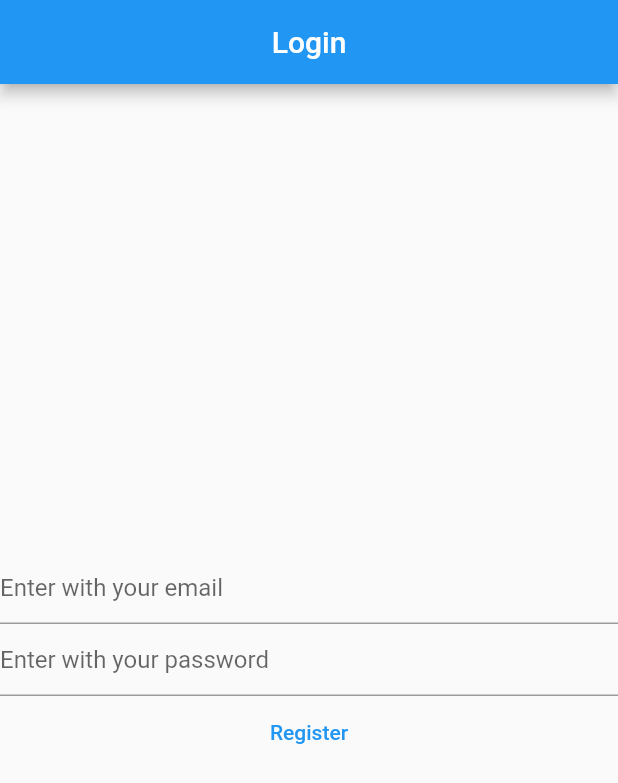
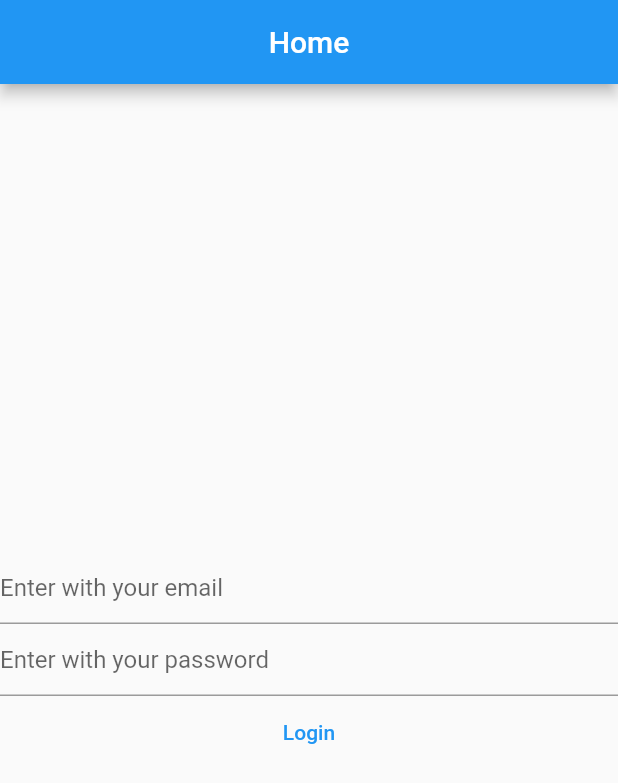
Before and after one commit to tiagoguiu/my_notes, a Flutter app: the screen it shows after launch, on a phone screen of 412 x 824 dp. Shown: the top 783 px of the screen. Run offline on Flutter 3.47's test engine with Material 2 defaults, Android fonts, the phone set to English and light mode, and no system bars; our stand-ins replace firebase_auth, firebase_core; accounts and stored records are empty.

Commit message:
step 16: finishing email verification view

```diff
--- a/lib/main.dart
+++ b/lib/main.dart
@@ -22,7 +22,7 @@ class MyApp extends StatelessWidget {
       theme: ThemeData(
         primarySwatch: Colors.blue,
       ),
-      home: const LoginView(),
+      home: const HomeView(),
     );
   }
 }
--- /dev/null
+++ b/lib/views/home_view.dart
@@ -0,0 +1,39 @@
+import 'package:firebase_auth/firebase_auth.dart';
+import 'package:firebase_core/firebase_core.dart';
+import 'package:flutter/material.dart';
+import 'package:vandad_flutter_course/views/login_view.dart';
+
+import '../firebase_options.dart';
+
+class HomeView extends StatelessWidget {
+  const HomeView({Key? key}) : super(key: key);
+
+  @override
+  Widget build(BuildContext context) {
+    return Scaffold(
+      appBar: AppBar(
+        title: const Text('Home'),
+        centerTitle: true,
+      ),
+      body: FutureBuilder(
+        future: Firebase.initializeApp(
+          options: DefaultFirebaseOptions.currentPlatform,
+        ),
+        builder: ((context, snapshot) {
+          switch (snapshot.connectionState) {
+            case ConnectionState.done:
+              final user = FirebaseAuth.instance.currentUser;
+              if (user?.emailVerified ?? false) {
+                print('THE USER IS VERIFIED');
+              } else {
+                return const LoginView();
+              }
+              return const Text('Done');
+            default:
+              return const Text('Loading');
+          }
+        }),
+      ),
+    );
+  }
+}
--- a/lib/views/login_view.dart
+++ b/lib/views/login_view.dart
@@ -28,20 +28,14 @@ class _LoginViewState extends State<LoginView> {
 
   @override
   Widget build(BuildContext context) {
-    return Scaffold(
-      appBar: AppBar(
-        title: const Text('Login'),
-        centerTitle: true,
-      ),
-      body: Column(
+    return Column(
       crossAxisAlignment: CrossAxisAlignment.center,
       mainAxisAlignment: MainAxisAlignment.center,
       children: [
         TextField(
           controller: emailController,
           keyboardType: TextInputType.emailAddress,
-            decoration:
-                const InputDecoration(hintText: 'Enter with your email'),
+          decoration: const InputDecoration(hintText: 'Enter with your email'),
         ),
         TextField(
           controller: passwordController,
@@ -52,7 +46,7 @@ class _LoginViewState extends State<LoginView> {
               const InputDecoration(hintText: 'Enter with your password'),
         ),
         TextButton(
-            child: const Text('Register'),
+          child: const Text('Login'),
           onPressed: () async {
             try {
               final email = emailController.text;
@@ -62,13 +56,13 @@ class _LoginViewState extends State<LoginView> {
                 email: email,
                 password: password,
               );
+              print(userCredential);
             } on FirebaseAuthException catch (e) {
               print(e);
             }
           },
         ),
       ],
-      ),
     );
   }
 }
--- a/lib/views/views.dart
+++ b/lib/views/views.dart
@@ -1,2 +1,4 @@
 export 'login_view.dart';
 export 'register_view.dart';
+export 'home_view.dart';
+export 'verify_email_view.dart';
```
Also changed, not shown: lib/views/verify_email_view.dart (added, +30 -0 lines). Lines whose indentation alone changed are shown as unchanged.
